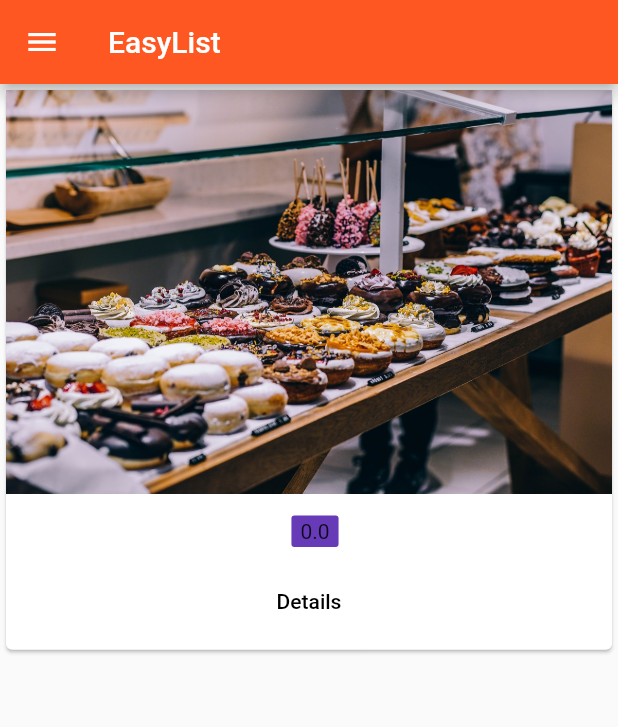
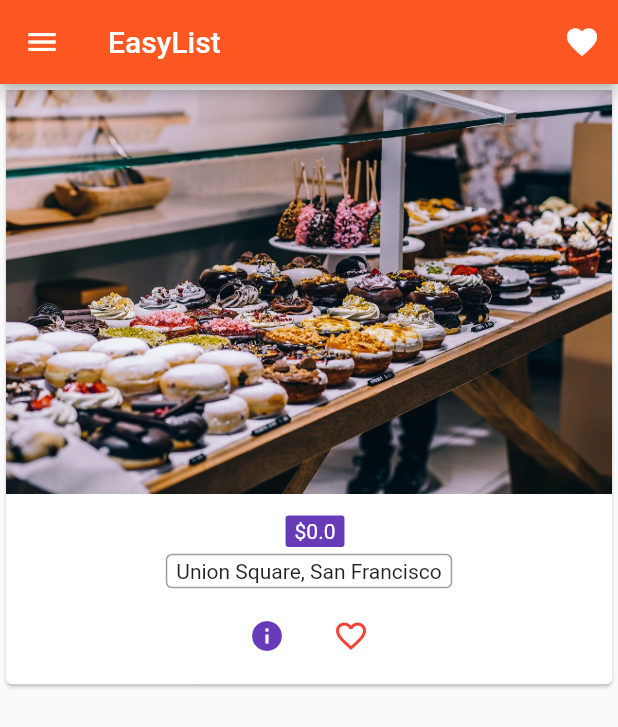
Before and after one commit to agnesjang/flutterudemy, a Flutter app: the ProductsAdminPage screen opened by its route, after a tap on "Save", on a phone screen of 412 x 824 dp. Shown: the top 727 px of the screen. Run offline on Flutter 3.47's test engine with Material 2 defaults, Android fonts, the phone set to English and light mode, and no system bars.

Commit message:
refactor and update

```diff
--- a/lib/main.dart
+++ b/lib/main.dart
@@ -1,5 +1,5 @@
 import 'package:flutter/material.dart';
-// import 'package:flutter/rendering.dart';
+import 'package:flutter/rendering.dart';
 
 import './pages/auth.dart';
 import './pages/products_admin.dart';
@@ -59,7 +59,8 @@ class _MyAppState extends State<MyApp> {
           final int index = int.parse(pathElements[2]);
           return MaterialPageRoute<bool>(
             builder: (BuildContext context) => ProductPage(
-                _products[index]['title'], _products[index]['image']),
+                _products[index]['title'], _products[index]['image'], _products[index]['price'],
+                _products[index]['description']),
           );
         }
         return null;
--- a/lib/pages/auth.dart
+++ b/lib/pages/auth.dart
@@ -19,27 +19,35 @@ class _AuthPageState extends State<AuthPage> {
         title: Text('Login'),
       ),
       body: Container(
-        margin: EdgeInsets.all(20.0),
-        child: ListView(
-          children: <Widget> [
+          decoration: BoxDecoration(
+              image: DecorationImage(
+            image: AssetImage('assets/background.jpg'),
+            fit: BoxFit.cover,
+            colorFilter: ColorFilter.mode(
+                Colors.black.withOpacity(0.5), BlendMode.dstATop),
+          )),
+          padding: EdgeInsets.all(10.0),
+          child: Center(
+              child: SingleChildScrollView(
+                  child: Column(
+            children: <Widget>[
               TextField(
-              decoration: InputDecoration(labelText: 'E-Mail'),
+                  decoration: InputDecoration(labelText: 'E-Mail', filled: true, fillColor: Colors.white),
                   keyboardType: TextInputType.emailAddress,
                   onChanged: (String value) {
                     setState(() {
                       _emailValue = value;
                     });
-              }
-            ),
+                  }),
+              SizedBox(height: 10.0),
               TextField(
                   obscureText: true,
-              decoration: InputDecoration(labelText: 'Password'),
+                  decoration: InputDecoration(labelText: 'Password', filled: true, fillColor: Colors.white),
                   onChanged: (String value) {
                     setState(() {
                       _passwordValue = value;
                     });
-              }
-            ),
+                  }),
               SwitchListTile(
                 title: Text("Accept Terms"),
                 value: _acceptTerms,
@@ -52,6 +60,7 @@ class _AuthPageState extends State<AuthPage> {
               SizedBox(height: 10.0),
               RaisedButton(
                 child: Text('LOGIN'),
+                color: Theme.of(context).primaryColor,
                 onPressed: () {
                   print(_emailValue);
                   print(_passwordValue);
@@ -59,8 +68,7 @@ class _AuthPageState extends State<AuthPage> {
                 },
               ),
             ],
-        )
-      ),
+          )))),
     );
   }
 }
--- a/lib/pages/product_create.dart
+++ b/lib/pages/product_create.dart
@@ -16,21 +16,19 @@ class _ProductCreatePageState extends State<ProductCreatePage> {
   String _descriptionValue = '';
   double _priceValue = 0.0;
 
-  @override
-  Widget build(BuildContext context) {
-    return Container(
-      margin: EdgeInsets.all(10.0),
-      child: ListView(
-        children: <Widget>[
-          TextField(
+  Widget _buildTitleTextField() {
+    return  TextField(
             decoration: InputDecoration(labelText: 'Product Title'),
             onChanged: (String value) {
               setState(() {
                             _titleValue = value;
                           });
             }
-          ),
-          TextField(
+          );
+  }
+
+  Widget _buildDescriptionTextField() {
+    return  TextField(
             decoration: InputDecoration(labelText: 'Product Description'),
             maxLines: 4,
             onChanged: (String value) {
@@ -38,8 +36,11 @@ class _ProductCreatePageState extends State<ProductCreatePage> {
                             _descriptionValue = value;
                           });
             }
-          ),
-          TextField(
+          );
+  }
+
+  Widget _buildPriceTextField() {
+    return  TextField(
             decoration: InputDecoration(labelText: 'Product Price'),
             keyboardType: TextInputType.number,
             onChanged: (String value) {
@@ -47,7 +48,28 @@ class _ProductCreatePageState extends State<ProductCreatePage> {
                             _priceValue = double.parse(value);
                           });
             }
-          ),
+          );
+  }
+
+  _submitForm () {
+    final Map<String, dynamic> product = {
+    'title': _titleValue,
+    'description': _descriptionValue,
+    'price': _priceValue,
+    'image': 'assets/food.jpg'};
+    widget.addProduct(product);
+    Navigator.pushReplacementNamed(context, '/products');
+  }
+
+  @override
+  Widget build(BuildContext context) {
+    return Container(
+      margin: EdgeInsets.all(10.0),
+      child: ListView(
+        children: <Widget>[
+          _buildTitleTextField(),
+          _buildDescriptionTextField(),
+          _buildPriceTextField(),
           SizedBox(
             height: 10.0
           ),
@@ -55,15 +77,7 @@ class _ProductCreatePageState extends State<ProductCreatePage> {
             child: Text('Save'),
             color: Theme.of(context).accentColor,
             textColor: Colors.white,
-            onPressed: () {
-              final Map<String, dynamic> product = {
-                'title': _titleValue,
-                'description': _descriptionValue,
-                'price': _priceValue,
-                'image': 'assets/food.jpg'};
-              widget.addProduct(product);
-              Navigator.pushReplacementNamed(context, '/products');
-            },
+            onPressed: _submitForm,
           )
         ]
       )
--- a/lib/pages/products.dart
+++ b/lib/pages/products.dart
@@ -1,6 +1,6 @@
 import 'package:flutter/material.dart';
 
-import '../product_manager.dart';
+import '../widgets/products/products.dart';
 
 class ProductsPage extends StatelessWidget {
   final List<Map<String, dynamic>> products;
@@ -18,6 +18,7 @@ class ProductsPage extends StatelessWidget {
               title: Text('Choose'),
             ),
             ListTile(
+              leading: Icon(Icons.edit),
               title: Text('Manage Products'),
               onTap: () {
                 Navigator.pushReplacementNamed(context, '/admin');
@@ -28,8 +29,14 @@ class ProductsPage extends StatelessWidget {
       ),
       appBar: AppBar(
         title: Text('EasyList'),
+        actions: <Widget>[
+          IconButton(
+            icon: Icon(Icons.favorite),
+            onPressed: () {},
+          ),
+        ],
       ),
-      body: ProductManager(products),
+      body: Products(products),
     );
   }
 }
--- a/lib/pages/products_admin.dart
+++ b/lib/pages/products_admin.dart
@@ -23,6 +23,7 @@ class ProductsAdminPage extends StatelessWidget {
                 title: Text('Choose'),
               ),
               ListTile(
+                leading: Icon(Icons.shop),
                 title: Text('All Products'),
                 onTap: () {
                   Navigator.pushReplacementNamed(context, '/products');
--- a/lib/product_manager.dart
+++ /dev/null
@@ -1,19 +0,0 @@
-import 'package:flutter/material.dart';
-
-import './products.dart';
-
-class ProductManager extends StatelessWidget {
-  final List<Map<String, dynamic>> products;
-
-  ProductManager(this.products);
-
-  @override
-  Widget build(BuildContext context) {
-    print('[ProductManager State] build()');
-    return Column(
-      children: [
-        Expanded(child: Products(products))
-      ],
-    );
-  }
-}
--- a/lib/products.dart
+++ /dev/null
@@ -1,69 +0,0 @@
-import 'package:flutter/material.dart';
-
-import './pages/product.dart';
-
-class Products extends StatelessWidget {
-  final List<Map<String, dynamic>> products;
-
-  Products(this.products) {
-    print('[Products Widget] Constructor');
-  }
-
-  Widget _buildProductItem(BuildContext context, int index) {
-    return Card(
-      child: Column(
-        children: <Widget>[
-          Image.asset(products[index]['image']),
-          Container(
-            padding: EdgeInsets.only(top: 10.0),
-            child: Row(
-              crossAxisAlignment: CrossAxisAlignment.center,
-              mainAxisAlignment: MainAxisAlignment.center,
-              children: <Widget>[
-                Text(products[index]['title'], style: TextStyle(fontSize: 26.0,
-                fontWeight: FontWeight.bold)),
-                SizedBox(width: 8.0),
-                Container(
-                  padding: EdgeInsets.symmetric(horizontal: 6.0, vertical: 2.5),
-                  child: Text(products[index]['price'].toString()),
-                  decoration: BoxDecoration(color: Theme.of(context).accentColor,
-                  borderRadius: BorderRadius.circular(2.0))
-                )
-              ]
-            )
-          ),
-          ButtonBar(
-            alignment: MainAxisAlignment.center,
-            children: <Widget>[
-              FlatButton(
-                child: Text('Details'),
-                onPressed: () => Navigator
-                        .pushNamed<bool>(
-                            context, '/product/' + index.toString()),
-              )
-            ],
-          )
-        ],
-      ),
-    );
-  }
-
-  Widget _buildProductList() {
-    Widget productCards;
-    if (products.length > 0) {
-      productCards = ListView.builder(
-        itemBuilder: _buildProductItem,
-        itemCount: products.length,
-      );
-    } else {
-      productCards = Container();
-    }
-    return productCards;
-  }
-
-  @override
-  Widget build(BuildContext context) {
-    print('[Products Widget] build()');
-    return _buildProductList();
-  }
-}
--- /dev/null
+++ b/lib/widgets/products/address_tag.dart
@@ -0,0 +1,19 @@
+import 'package:flutter/material.dart';
+
+class AddressTag extends StatelessWidget {
+  final String address;
+
+  AddressTag(this.address);
+
+  @override
+    Widget build(BuildContext context) {
+      return Container(
+            decoration: BoxDecoration(
+              border: Border.all(color: Colors.grey, width: 1.0),
+              borderRadius: BorderRadius.circular(4.0),
+            ),
+            padding: EdgeInsets.symmetric(horizontal: 6.0, vertical: 2.5),
+            child: Text(address)
+            );
+    }
+}
--- /dev/null
+++ b/lib/widgets/products/price_tag.dart
@@ -0,0 +1,18 @@
+import 'package:flutter/material.dart';
+
+class PriceTag extends StatelessWidget {
+  final String price;
+
+  PriceTag(this.price);
+
+  @override
+    Widget build(BuildContext context) {
+      return  Container(
+        padding: EdgeInsets.symmetric(horizontal: 6.0, vertical: 2.5),
+        child: Text('\$$price', style: TextStyle(color: Colors.white)),
+        decoration: BoxDecoration(
+          color: Theme.of(context).accentColor,
+          borderRadius: BorderRadius.circular(2.0))
+      );
+    }
+}
--- /dev/null
+++ b/lib/widgets/products/product_card.dart
@@ -0,0 +1,52 @@
+import 'package:flutter/material.dart';
+import './price_tag.dart';
+import './address_tag.dart';
+import '../ui_elements/title_default.dart';
+
+class ProductCard extends StatelessWidget {
+  final Map<String, dynamic> product;
+  final int productIndex;
+
+  ProductCard(this.product, this.productIndex);
+
+  @override
+    Widget build(BuildContext context) {
+      return Card(
+      child: Column(
+        children: <Widget>[
+          Image.asset(product['image']),
+          Container(
+            padding: EdgeInsets.only(top: 10.0),
+            child: Row(
+              crossAxisAlignment: CrossAxisAlignment.center,
+              mainAxisAlignment: MainAxisAlignment.center,
+              children: <Widget>[
+                TitleDefault(product['title']),
+                SizedBox(width: 8.0),
+                PriceTag(product['price'].toString())
+              ]
+            )
+          ),
+          AddressTag('Union Square, San Francisco'),
+          ButtonBar(
+            alignment: MainAxisAlignment.center,
+            children: <Widget>[
+              IconButton(
+                icon: Icon(Icons.info),
+                color: Theme.of(context).accentColor,
+                onPressed: () => Navigator
+                        .pushNamed<bool>(
+                            context, '/product/' + productIndex.toString()),
+              ),
+              IconButton(
+                icon: Icon(Icons.favorite_border),
+                color: Colors.red,
+                onPressed: () =>Navigator.pushNamed<bool>(context, '/product/' + productIndex.toString()),
+              )
+            ],
+          )
+        ],
+      ),
+    );;
+    }
+}
--- /dev/null
+++ b/lib/widgets/products/products.dart
@@ -0,0 +1,30 @@
+import 'package:flutter/material.dart';
+
+import './product_card.dart';
+
+class Products extends StatelessWidget {
+  final List<Map<String, dynamic>> products;
+
+  Products(this.products) {
+    print('[Products Widget] Constructor');
+  }
+
+  Widget _buildProductList() {
+    Widget productCards;
+    if (products.length > 0) {
+      productCards = ListView.builder(
+        itemBuilder: (BuildContext context, int index) => ProductCard(products[index], index),
+        itemCount: products.length,
+      );
+    } else {
+      productCards = Container();
+    }
+    return productCards;
+  }
+
+  @override
+  Widget build(BuildContext context) {
+    print('[Products Widget] build()');
+    return _buildProductList();
+  }
+}
--- /dev/null
+++ b/lib/widgets/ui_elements/title_default.dart
@@ -0,0 +1,14 @@
+import 'package:flutter/material.dart';
+
+class TitleDefault extends StatelessWidget {
+
+  final String title;
+  TitleDefault(this.title);
+
+  @override
+    Widget build(BuildContext context) {
+      return Text(title, style: TextStyle(fontSize: 26.0,
+        fontWeight: FontWeight.bold));
+    }
+
+}
--- a/pubspec.yaml
+++ b/pubspec.yaml
@@ -28,6 +28,7 @@ flutter:
   # To add assets to your application, add an assets section, like this:
   assets:
     - assets/food.jpg
+    - assets/background.jpg
   #  - images/a_dot_ham.jpeg
 
   # An image asset can refer to one or more resolution-specific "variants", see
```
Also changed, not shown: lib/info.dart (deleted, +0 -109 lines), lib/pages/product.dart (+38 -29 lines), assets/background.jpg (added), 2 other files. Lines whose indentation alone changed are shown as unchanged.
